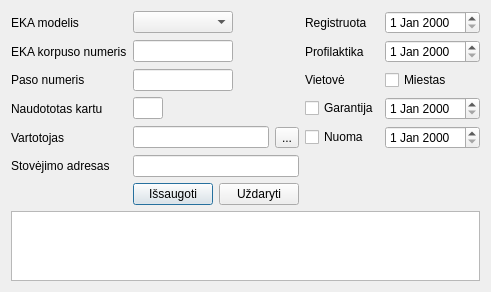
Qt form duombaze/naujaseka.ui (Tautvydas2019/Diplomas) before a commit.
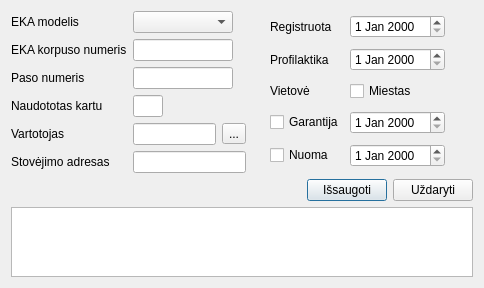
The same form after that commit.

Commit message: EKA edit form +edit data +search +delete

Patch:
```diff
--- a/duombaze/naujaseka.ui
+++ b/duombaze/naujaseka.ui
@@ -13,9 +13,9 @@
   <property name="windowTitle">
    <string>Dialog</string>
   </property>
-  <layout class="QVBoxLayout" name="verticalLayout">
-   <item>
-    <layout class="QGridLayout" name="gridLayout_2">
+  <layout class="QGridLayout" name="gridLayout_3">
+   <item row="0" column="0">
+    <layout class="QGridLayout" name="gridLayout">
      <item row="0" column="0">
       <widget class="QLabel" name="label_model">
        <property name="text">
@@ -33,13 +33,10 @@
        </property>
       </widget>
      </item>
-     <item row="0" column="4">
-      <widget class="QDateEdit" name="dateEdit_reg"/>
-     </item>
-     <item row="0" column="3">
-      <widget class="QLabel" name="label_registruota">
+     <item row="1" column="0">
+      <widget class="QLabel" name="label_ekanr">
        <property name="text">
-        <string>Registruota</string>
+        <string>EKA korpuso numeris</string>
        </property>
       </widget>
      </item>
@@ -53,13 +50,6 @@
        </property>
       </widget>
      </item>
-     <item row="1" column="3">
-      <widget class="QLabel" name="label_profilaktika">
-       <property name="text">
-        <string>Profilaktika</string>
-       </property>
-      </widget>
-     </item>
      <item row="2" column="0">
       <widget class="QLabel" name="label_cert">
        <property name="text">
@@ -67,16 +57,6 @@
        </property>
       </widget>
      </item>
-     <item row="1" column="4">
-      <widget class="QDateEdit" name="dateEdit_prof"/>
-     </item>
-     <item row="2" column="3">
-      <widget class="QLabel" name="label_vietove">
-       <property name="text">
-        <string>Vietovė</string>
-       </property>
-      </widget>
-     </item>
      <item row="2" column="1">
       <widget class="QLineEdit" name="lineEdit_cert">
        <property name="maximumSize">
@@ -94,13 +74,6 @@
        </property>
       </widget>
      </item>
-     <item row="2" column="4">
-      <widget class="QCheckBox" name="checkBox_place">
-       <property name="text">
-        <string>Miestas</string>
-       </property>
-      </widget>
-     </item>
      <item row="3" column="1">
       <widget class="QLineEdit" name="lineEdit_number">
        <property name="maximumSize">
@@ -114,9 +87,6 @@
        </property>
       </widget>
      </item>
-     <item row="3" column="4">
-      <widget class="QDateEdit" name="dateEdit_gar"/>
-     </item>
      <item row="4" column="0">
       <widget class="QLabel" name="label_user">
        <property name="text">
@@ -124,8 +94,19 @@
        </property>
       </widget>
      </item>
-     <item row="4" column="4">
-      <widget class="QDateEdit" name="dateEdit_nuom"/>
+     <item row="4" column="1">
+      <layout class="QHBoxLayout" name="horizontalLayout">
+       <item>
+        <widget class="QLineEdit" name="lineEdit_user"/>
+       </item>
+       <item>
+        <widget class="QToolButton" name="toolButton">
+         <property name="text">
+          <string>...</string>
+         </property>
+        </widget>
+       </item>
+      </layout>
      </item>
      <item row="5" column="0">
       <widget class="QLabel" name="label_ekaplace">
@@ -134,80 +115,129 @@
        </property>
       </widget>
      </item>
-     <item row="1" column="0">
-      <widget class="QLabel" name="label_ekanr">
-       <property name="text">
-        <string>EKA korpuso numeris</string>
-       </property>
-      </widget>
-     </item>
-     <item row="6" column="1">
-      <layout class="QHBoxLayout" name="horizontalLayout_2">
-       <item>
-        <widget class="QPushButton" name="pushButton_save">
-         <property name="text">
-          <string>Išsaugoti</string>
-         </property>
-        </widget>
-       </item>
-       <item>
-        <widget class="QPushButton" name="pushButton_close">
-         <property name="text">
-          <string>Uždaryti</string>
-         </property>
-        </widget>
-       </item>
-      </layout>
-     </item>
      <item row="5" column="1">
       <widget class="QLineEdit" name="lineEdit_ekaplace"/>
      </item>
-     <item row="4" column="1">
-      <layout class="QHBoxLayout" name="horizontalLayout">
-       <item>
-        <widget class="QLineEdit" name="lineEdit_user"/>
-       </item>
-       <item>
-        <widget class="QToolButton" name="toolButton">
-         <property name="text">
-          <string>...</string>
-         </property>
-        </widget>
-       </item>
-      </layout>
-     </item>
-     <item row="1" column="2">
-      <spacer name="horizontalSpacer">
-       <property name="orientation">
-        <enum>Qt::Horizontal</enum>
-       </property>
-       <property name="sizeHint" stdset="0">
-        <size>
-         <width>40</width>
-         <height>20</height>
-        </size>
-       </property>
-      </spacer>
-     </item>
-     <item row="3" column="3">
+    </layout>
+   </item>
+   <item row="0" column="1">
+    <layout class="QGridLayout" name="gridLayout_2">
+     <item row="3" column="1">
       <widget class="QCheckBox" name="checkBox_gar">
        <property name="text">
         <string>Garantija</string>
        </property>
       </widget>
      </item>
-     <item row="4" column="3">
+     <item row="4" column="2">
+      <widget class="QDateEdit" name="dateEdit_nuom"/>
+     </item>
+     <item row="2" column="2">
+      <widget class="QCheckBox" name="checkBox_place">
+       <property name="text">
+        <string>Miestas</string>
+       </property>
+      </widget>
+     </item>
+     <item row="4" column="1">
       <widget class="QCheckBox" name="checkBox_nuom">
        <property name="text">
         <string>Nuoma</string>
        </property>
       </widget>
      </item>
+     <item row="3" column="2">
+      <widget class="QDateEdit" name="dateEdit_gar"/>
+     </item>
+     <item row="1" column="2">
+      <widget class="QDateEdit" name="dateEdit_prof"/>
+     </item>
+     <item row="2" column="1">
+      <widget class="QLabel" name="label_vietove">
+       <property name="text">
+        <string>Vietovė</string>
+       </property>
+      </widget>
+     </item>
+     <item row="0" column="1">
+      <widget class="QLabel" name="label_registruota">
+       <property name="text">
+        <string>Registruota</string>
+       </property>
+      </widget>
+     </item>
+     <item row="1" column="1">
+      <widget class="QLabel" name="label_profilaktika">
+       <property name="text">
+        <string>Profilaktika</string>
+       </property>
+      </widget>
+     </item>
+     <item row="0" column="2">
+      <widget class="QDateEdit" name="dateEdit_reg"/>
+     </item>
+     <item row="1" column="0">
+      <spacer name="horizontalSpacer">
+       <property name="orientation">
+        <enum>Qt::Horizontal</enum>
+       </property>
+       <property name="sizeHint" stdset="0">
+        <size>
+         <width>31</width>
+         <height>17</height>
+        </size>
+       </property>
+      </spacer>
+     </item>
+     <item row="2" column="3">
+      <spacer name="horizontalSpacer_3">
+       <property name="orientation">
+        <enum>Qt::Horizontal</enum>
+       </property>
+       <property name="sizeHint" stdset="0">
+        <size>
+         <width>40</width>
+         <height>20</height>
+        </size>
+       </property>
+      </spacer>
+     </item>
     </layout>
    </item>
-   <item>
+   <item row="2" column="0" colspan="2">
     <widget class="QTableView" name="tableView"/>
    </item>
+   <item row="1" column="0" colspan="2">
+    <layout class="QHBoxLayout" name="horizontalLayout_2">
+     <item>
+      <spacer name="horizontalSpacer_2">
+       <property name="orientation">
+        <enum>Qt::Horizontal</enum>
+       </property>
+       <property name="sizeHint" stdset="0">
+        <size>
+         <width>40</width>
+         <height>20</height>
+        </size>
+       </property>
+      </spacer>
+     </item>
+     <item>
+      <widget class="QPushButton" name="pushButton_save">
+       <property name="text">
+        <string>Išsaugoti</string>
+       </property>
+      </widget>
+     </item>
+     <item>
+      <widget class="QPushButton" name="pushButton_close">
+       <property name="text">
+        <string>Uždaryti</string>
+       </property>
+      </widget>
+     </item>
+    </layout>
+   </item>
   </layout>
  </widget>
  <resources/>
```
Left out of the diff: 3 changed lines with no effect on the pictures. The commit also changes 8 other files.
